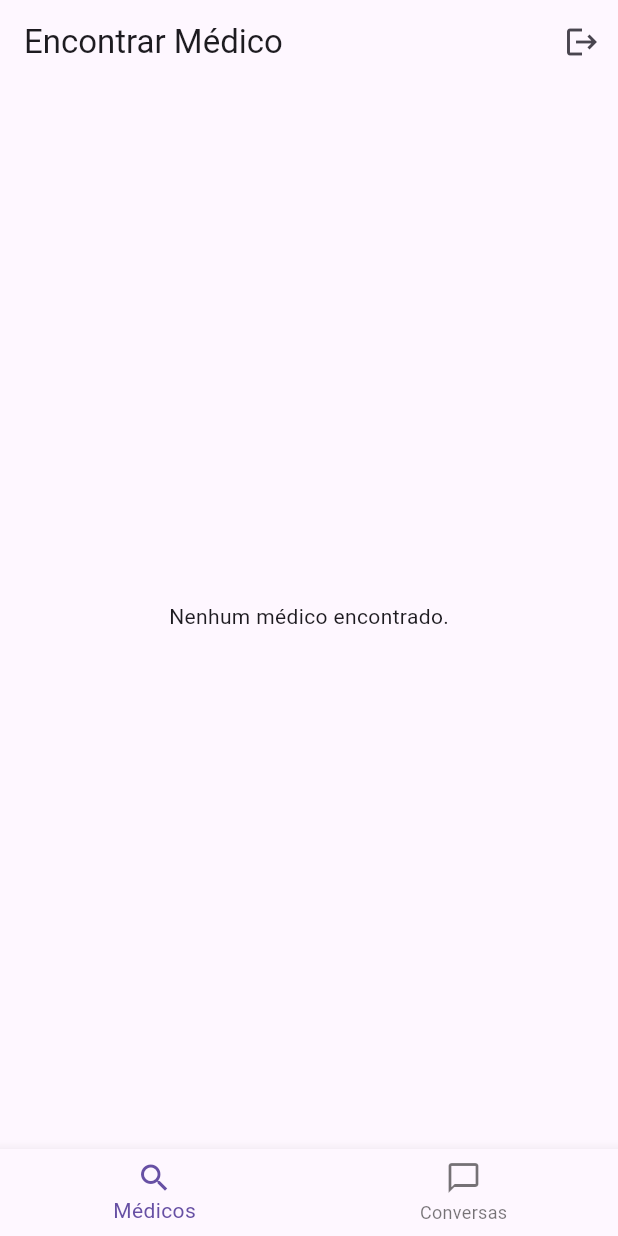
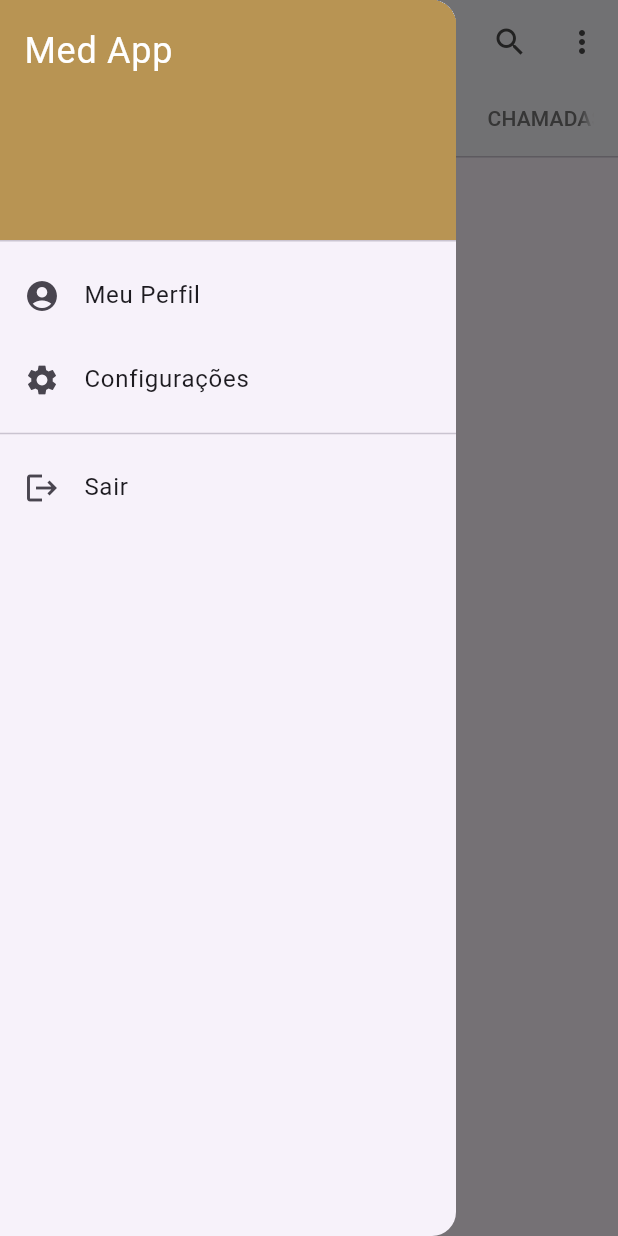
Before and after one commit to Bahryz/ProjetoMed, a Flutter app: the screen it shows once a user with an empty profile is signed in, with the side drawer open (before the commit the screen has no drawer), on a phone screen of 412 x 824 dp. Run offline on Flutter 3.47's test engine with Material 3 defaults, Android fonts, the phone set to English and light mode, and no system bars; our stand-ins replace cached_network_image, cloud_firestore, connectivity_plus, file_picker, firebase_auth, firebase_core and 6 more; accounts and stored records are empty.

Commit message:
envio 27-08 (Pedro

```diff
--- a/medico_app/lib/features/chat/presentation/screens/home_screen.dart
+++ b/medico_app/lib/features/chat/presentation/screens/home_screen.dart
@@ -1,3 +1,5 @@
+// bahryz/projetomed/ProjetoMed-6502db256f60032b63be3b6019c0ea07dd298519/medico_app/lib/features/chat/presentation/screens/home_screen.dart
+
 import 'package:cloud_firestore/cloud_firestore.dart';
 import 'package:flutter/material.dart';
 import 'package:medico_app/features/authentication/data/models/app_user.dart';
@@ -7,8 +9,11 @@ import 'package:medico_app/features/chat/services/chat_service.dart';
 import 'package:provider/provider.dart';
 import 'package:go_router/go_router.dart';
 
-// HomeScreen agora apenas recebe o currentUser e decide qual layout mostrar.
-// Não precisa mais de aceder aos providers, evitando o erro.
+// Paleta de cores definida para ser usada em toda a tela.
+const Color primaryColor = Color(0xFFB89453);
+const Color accentColor = Color(0xFF4A4A4A);
+
+/// Tela principal que decide qual layout mostrar (Médico ou Paciente).
 class HomeScreen extends StatelessWidget {
   final AppUser currentUser;
 
@@ -17,91 +22,230 @@ class HomeScreen extends StatelessWidget {
   @override
   Widget build(BuildContext context) {
     if (currentUser.userType == 'medico') {
-      return _DoctorHomeScreen(currentUser: currentUser);
+      return const _DoctorHomeScreen();
     } else {
-      return _PatientHomeScreenWithTabs(currentUser: currentUser);
+      return _PatientHomeScreen(currentUser: currentUser);
     }
   }
 }
 
-//-------------------------------------------------------------------
-// NAVEGAÇÃO E TELAS DO PACIENTE
-//-------------------------------------------------------------------
-
-class _PatientHomeScreenWithTabs extends StatefulWidget {
-  final AppUser currentUser;
-
-  const _PatientHomeScreenWithTabs({required this.currentUser});
-
-  @override
-  State<_PatientHomeScreenWithTabs> createState() =>
-      _PatientHomeScreenWithTabsState();
-}
-
-class _PatientHomeScreenWithTabsState extends State<_PatientHomeScreenWithTabs> {
-  int _selectedIndex = 0;
-  late final List<Widget> _widgetOptions;
-
-  @override
-  void initState() {
-    super.initState();
-    _widgetOptions = <Widget>[
-      _PatientHomeScreen(currentUser: widget.currentUser),
-      const ListaConversasScreen(),
-    ];
-  }
-
-  void _onItemTapped(int index) {
-    setState(() {
-      _selectedIndex = index;
-    });
-  }
+// --- ESTRUTURA PARA MÉDICOS ---
+class _DoctorHomeScreen extends StatelessWidget {
+  const _DoctorHomeScreen();
 
   @override
   Widget build(BuildContext context) {
-    return Scaffold(
+    // Define as abas específicas para o médico
+    final List<Tab> tabs = [
+      const Tab(text: 'CHATS'),
+      const Tab(text: 'ÁREA MÉDICA'),
+      const Tab(text: 'DOCUMENTOS'),
+      const Tab(text: 'CHAMADAS'),
+    ];
+
+    // Define as telas correspondentes para cada aba
+    final List<Widget> tabViews = [
+      const ListaConversasScreen(),
+      const _PlaceholderScreen(title: 'Área Médica'),
+      const _PlaceholderScreen(title: 'Documentos'),
+      const _PlaceholderScreen(title: 'Chamadas'),
+    ];
+
+    return _buildScaffoldWithTabs(
+      context: context,
+      title: 'Painel do Médico',
+      tabs: tabs,
+      tabViews: tabViews,
+      floatingActionButton: FloatingActionButton(
+        onPressed: () => context.push('/lista-usuarios'),
+        backgroundColor: primaryColor,
+        tooltip: 'Iniciar nova conversa',
+        child: const Icon(Icons.add_comment_rounded, color: Colors.white),
+      ),
+    );
+  }
+}
+
+// --- ESTRUTURA PARA PACIENTES ---
+class _PatientHomeScreen extends StatelessWidget {
+  final AppUser currentUser;
+  const _PatientHomeScreen({required this.currentUser});
+
+  @override
+  Widget build(BuildContext context) {
+    // Define as abas específicas para o paciente
+    final List<Tab> tabs = [
+      const Tab(text: 'MÉDICO'),
+      const Tab(text: 'CHATS'),
+      const Tab(text: 'DOCUMENTOS'),
+      const Tab(text: 'CHAMADAS'),
+    ];
+
+    // Define as telas correspondentes
+    final List<Widget> tabViews = [
+      _PatientDoctorTab(currentUser: currentUser),
+      const ListaConversasScreen(), // A tela de chats é incluída aqui
+      const _PlaceholderScreen(title: 'Documentos'),
+      const _PlaceholderScreen(title: 'Chamadas'),
+    ];
+
+    return _buildScaffoldWithTabs(
+      context: context,
+      title: 'Área do Paciente',
+      tabs: tabs,
+      tabViews: tabViews,
+    );
+  }
+}
+
+/// Widget reutilizável para construir o Scaffold com abas, AppBar e Drawer.
+Widget _buildScaffoldWithTabs({
+  required BuildContext context,
+  required String title,
+  required List<Tab> tabs,
+  required List<Widget> tabViews,
+  Widget? floatingActionButton,
+}) {
+  return DefaultTabController(
+    length: tabs.length,
+    child: Scaffold(
       appBar: AppBar(
-        title:
-            Text(_selectedIndex == 0 ? 'Encontrar Médico' : 'Minhas Conversas'),
+        backgroundColor: Colors.white,
+        iconTheme: const IconThemeData(color: accentColor),
+        title: Text(title,
+            style:
+                const TextStyle(color: accentColor, fontWeight: FontWeight.bold)),
+        elevation: 1.0,
         actions: [
           IconButton(
-            icon: const Icon(Icons.logout),
-            onPressed: () async {
+            icon: const Icon(Icons.search),
+            onPressed: () {
+              // TODO: Implementar lógica de busca
+            },
+          ),
+          PopupMenuButton<String>(
+            onSelected: (value) {
+              if (value == 'config') {
+                context.push('/configuracoes');
+              }
+              // TODO: Implementar outras opções
+            },
+            itemBuilder: (BuildContext context) => <PopupMenuEntry<String>>[
+              const PopupMenuItem<String>(
+                value: 'config',
+                child: Text('Configurações'),
+              ),
+              const PopupMenuItem<String>(
+                value: 'privacy',
+                child: Text('Privacidade'),
+              ),
+              const PopupMenuItem<String>(
+                value: 'help',
+                child: Text('Ajuda'),
+              ),
+            ],
+          ),
+        ],
+        bottom: TabBar(
+          tabs: tabs,
+          labelColor: primaryColor,
+          unselectedLabelColor: Colors.grey.shade600,
+          indicatorColor: primaryColor,
+          indicatorWeight: 3.0,
+        ),
+      ),
+      drawer: const _AppDrawer(),
+      body: TabBarView(
+        children: tabViews,
+      ),
+      floatingActionButton: floatingActionButton,
+    ),
+  );
+}
+
+/// O menu lateral que abre ao clicar no ícone de hambúrguer.
+class _AppDrawer extends StatelessWidget {
+  const _AppDrawer();
+
+  @override
+  Widget build(BuildContext context) {
+    return Drawer(
+      child: ListView(
+        padding: EdgeInsets.zero,
+        children: <Widget>[
+          const DrawerHeader(
+            decoration: BoxDecoration(
+              color: primaryColor,
+            ),
+            child: Text(
+              'Med App',
+              style: TextStyle(
+                color: Colors.white,
+                fontSize: 24,
+              ),
+            ),
+          ),
+          ListTile(
+            leading: const Icon(Icons.account_circle),
+            title: const Text('Meu Perfil'),
+            onTap: () {
+              // TODO: Navegar para a tela de perfil
+            },
+          ),
+          ListTile(
+            leading: const Icon(Icons.settings),
+            title: const Text('Configurações'),
+            onTap: () => context.push('/configuracoes'),
+          ),
+          const Divider(),
+          ListTile(
+            leading: const Icon(Icons.logout),
+            title: const Text('Sair'),
+            onTap: () async {
               await context.read<AuthController>().handleLogout();
             },
           ),
         ],
       ),
-      body: Center(
-        child: _widgetOptions.elementAt(_selectedIndex),
+    );
+  }
+}
+
+/// Tela de exemplo para abas que ainda não foram implementadas.
+class _PlaceholderScreen extends StatelessWidget {
+  final String title;
+  const _PlaceholderScreen({required this.title});
+
+  @override
+  Widget build(BuildContext context) {
+    return Center(
+      child: Column(
+        mainAxisAlignment: MainAxisAlignment.center,
+        children: [
+          Icon(Icons.construction, color: Colors.grey.shade400, size: 60),
+          const SizedBox(height: 16),
+          Text(
+            'Tela de $title',
+            style: const TextStyle(fontSize: 22, color: Colors.black54),
           ),
-      bottomNavigationBar: BottomNavigationBar(
-        items: const <BottomNavigationBarItem>[
-          BottomNavigationBarItem(
-            icon: Icon(Icons.search),
-            label: 'Médicos',
-          ),
-          BottomNavigationBarItem(
-            icon: Icon(Icons.chat_bubble_outline),
-            label: 'Conversas',
+          const Text(
+            'Em desenvolvimento',
+            style: TextStyle(fontSize: 16, color: Colors.black45),
           ),
         ],
-        currentIndex: _selectedIndex,
-        onTap: _onItemTapped,
       ),
     );
   }
 }
 
-class _PatientHomeScreen extends StatelessWidget {
+/// Aba específica do paciente para encontrar e iniciar conversa com o médico.
+class _PatientDoctorTab extends StatelessWidget {
   final AppUser currentUser;
-
-  const _PatientHomeScreen({required this.currentUser});
+  const _PatientDoctorTab({required this.currentUser});
 
   @override
   Widget build(BuildContext context) {
     return StreamBuilder<QuerySnapshot>(
-      // Acede diretamente ao Firestore para evitar problemas de contexto com o Provider
       stream: FirebaseFirestore.instance
           .collection('users')
           .where('userType', isEqualTo: 'medico')
@@ -122,161 +266,55 @@ class _PatientHomeScreen extends StatelessWidget {
         final medico = AppUser.fromDocumentSnapshot(medicoDoc);
 
         return Center(
+          child: Padding(
+            padding: const EdgeInsets.all(16.0),
             child: Column(
               mainAxisAlignment: MainAxisAlignment.center,
               children: [
+                const CircleAvatar(
+                    radius: 50, child: Icon(Icons.medical_services, size: 50)),
+                const SizedBox(height: 20),
                 Text(
-                'Bem-vindo, ${currentUser.nome}!',
-                style: Theme.of(context).textTheme.headlineSmall,
+                  'Dr(a). ${medico.nome}',
+                  style: Theme.of(context)
+                      .textTheme
+                      .headlineSmall
+                      ?.copyWith(fontWeight: FontWeight.bold),
+                  textAlign: TextAlign.center,
+                ),
+                Text(
+                  'CRM: ${medico.crm ?? 'Não informado'}',
+                  style: Theme.of(context)
+                      .textTheme
+                      .titleMedium
+                      ?.copyWith(color: Colors.grey.shade700),
                 ),
                 const SizedBox(height: 40),
-              ElevatedButton(
+                ElevatedButton.icon(
+                  icon: const Icon(Icons.chat, color: Colors.white),
+                  label: const Text('Iniciar Conversa',
+                      style: TextStyle(color: Colors.white)),
                   onPressed: () async {
-                  // CORREÇÃO: Cria uma nova instância do ChatService diretamente.
-                  // Isto resolve o erro "Provider not found" de forma definitiva.
                     final chatService = ChatService();
                     await chatService.getOrCreateConversation(
                       currentUser.uid,
                       medico.uid,
                     );
-
                     if (!context.mounted) return;
                     context.push('/chat', extra: medico);
                   },
-                child: const Text('Iniciar Conversa'),
+                  style: ElevatedButton.styleFrom(
+                    backgroundColor: primaryColor,
+                    padding: const EdgeInsets.symmetric(
+                        horizontal: 30, vertical: 15),
+                    textStyle: const TextStyle(fontSize: 16),
+                  ),
                 ),
               ],
+            ),
           ),
         );
       },
     );
   }
 }
-
-//-------------------------------------------------------------------
-// NAVEGAÇÃO E TELAS DO MÉDICO
-//-------------------------------------------------------------------
-
-class _DoctorHomeScreen extends StatefulWidget {
-  final AppUser currentUser;
-
-  const _DoctorHomeScreen({required this.currentUser});
-
-  @override
-  State<_DoctorHomeScreen> createState() => _DoctorHomeScreenState();
-}
-
-class _DoctorHomeScreenState extends State<_DoctorHomeScreen> {
-  int _selectedIndex = 0;
-  late final List<Widget> _widgetOptions;
-
-  @override
-  void initState() {
-    super.initState();
-    _widgetOptions = <Widget>[
-      _DoctorDashboard(currentUser: widget.currentUser),
-      const ListaConversasScreen(),
-    ];
-  }
-
-  void _onItemTapped(int index) {
-    setState(() {
-      _selectedIndex = index;
-    });
-  }
-
-  @override
-  Widget build(BuildContext context) {
-    return Scaffold(
-      appBar: AppBar(
-        title: Text(_selectedIndex == 0 ? 'Painel Principal' : 'Conversas'),
-        actions: [
-          IconButton(
-            icon: const Icon(Icons.logout),
-            onPressed: () async {
-              await context.read<AuthController>().handleLogout();
-            },
-          ),
-        ],
-      ),
-      body: Center(
-        child: _widgetOptions.elementAt(_selectedIndex),
-      ),
-      bottomNavigationBar: BottomNavigationBar(
-        items: const <BottomNavigationBarItem>[
-          BottomNavigationBarItem(
-            icon: Icon(Icons.dashboard_customize_outlined),
-            label: 'Painel',
-          ),
-          BottomNavigationBarItem(
-            icon: Icon(Icons.chat_bubble_outline),
-            label: 'Conversas',
-          ),
-        ],
-        currentIndex: _selectedIndex,
-        onTap: _onItemTapped,
-      ),
-    );
-  }
-}
-
-class _DoctorDashboard extends StatelessWidget {
-  final AppUser currentUser;
-
-  const _DoctorDashboard({required this.currentUser});
-
-  @override
-  Widget build(BuildContext context) {
-    final theme = Theme.of(context);
-    return SingleChildScrollView(
-      padding: const EdgeInsets.all(16.0),
-      child: Column(
-        crossAxisAlignment: CrossAxisAlignment.start,
-        children: [
-          Card(
-            elevation: 2,
-            shape:
-                RoundedRectangleBorder(borderRadius: BorderRadius.circular(12)),
-            child: Padding(
-              padding: const EdgeInsets.all(20.0),
-              child: Row(
-                children: [
-                  const CircleAvatar(
-                    radius: 30,
-                    child: Icon(Icons.person, size: 30),
-                  ),
-                  const SizedBox(width: 16),
-                  Expanded(
-                    child: Column(
-                      crossAxisAlignment: CrossAxisAlignment.start,
-                      children: [
-                        Text(
-                          'Bem-vindo(a),',
-                          style: theme.textTheme.titleMedium
-                              ?.copyWith(color: Colors.grey.shade600),
-                        ),
-                        Text(
-                          currentUser.nome,
-                          style: theme.textTheme.headlineSmall
-                              ?.copyWith(fontWeight: FontWeight.bold),
-                          overflow: TextOverflow.ellipsis,
-                        ),
-                      ],
-                    ),
-                  ),
-                ],
-              ),
-            ),
-          ),
-          const SizedBox(height: 24),
-          Text(
-            'Ações Rápidas',
-            style:
-                theme.textTheme.titleLarge?.copyWith(fontWeight: FontWeight.w600),
-          ),
-          const SizedBox(height: 12),
-        ],
-      ),
-    );
-  }
-}
```
Also changed, not shown: medico_app/lib/features/chat/presentation/screens/detalhes_chat_screen.dart (+128 -40 lines). Lines whose indentation alone changed are shown as unchanged.
